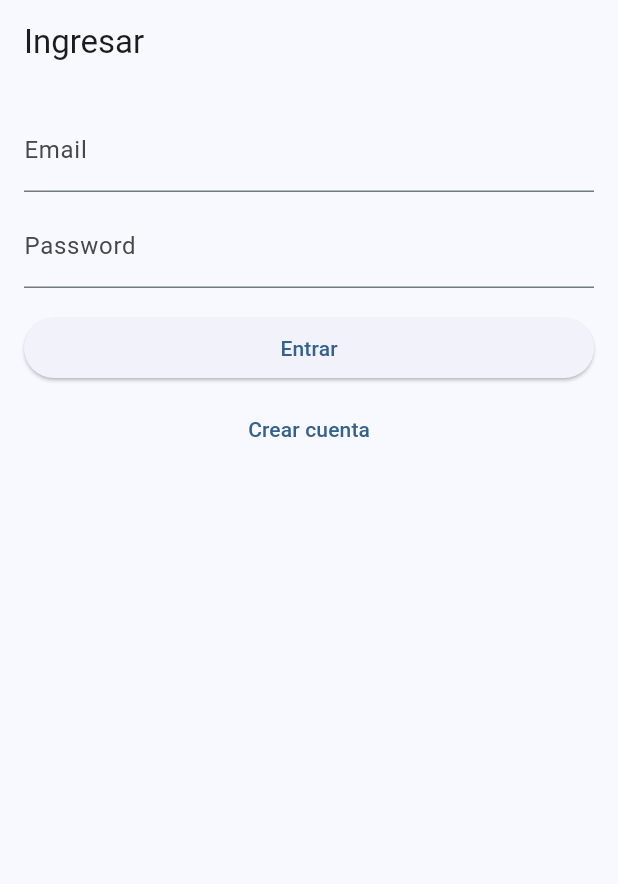
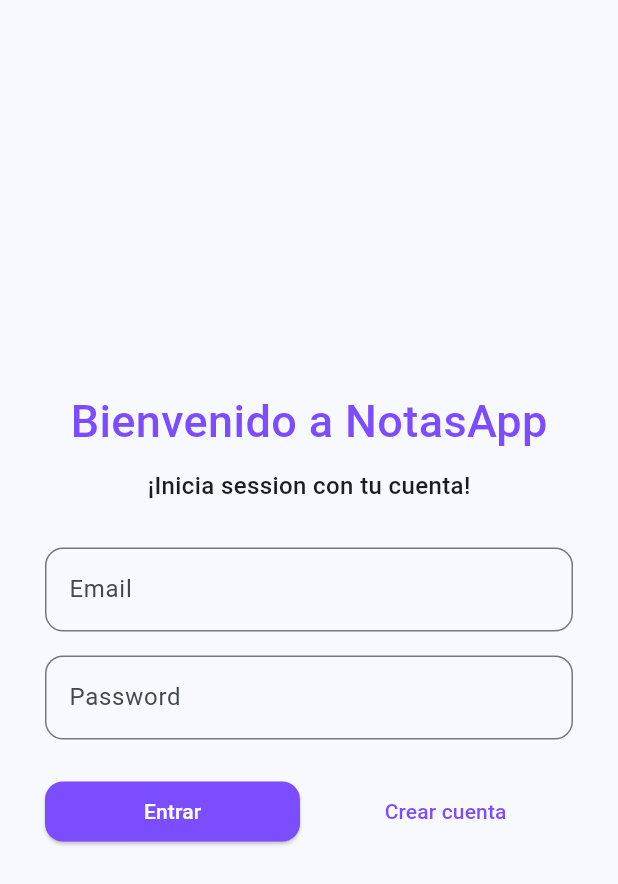
Before and after one commit to mateo1761/NotasApp, a Flutter app: the screen it shows after launch, on a phone screen of 412 x 824 dp. Shown: the top 884 px of the screen. Run offline on Flutter 3.47's test engine with Material 3 defaults, Android fonts, the light colour scheme and no system bars; our stand-ins replace dio, flutter_secure_storage, sqflite, sqflite_common_ffi; accounts and stored records are empty.

Commit message:
Login Page Redesign Finished
The Colors selected for the applicacition are White and DeepPurpleAccent

```diff
--- a/frontend/lib/features/auth/presentation/login_page.dart
+++ b/frontend/lib/features/auth/presentation/login_page.dart
@@ -1,7 +1,6 @@
 import 'package:flutter/material.dart';
 import 'package:provider/provider.dart';
 import '../../auth/viewmodel/auth_view_model.dart';
-import '../../notes/presentation/notes_list_page.dart';
 import 'register_page.dart';
 
 class LoginPage extends StatefulWidget {
@@ -20,36 +19,105 @@ class _LoginPageState extends State<LoginPage> {
     final auth = context.watch<AuthViewModel>();
 
     return Scaffold(
-      appBar: AppBar(title: const Text('Ingresar')),
-      body: Padding(
-        padding: const EdgeInsets.all(16),
+      body: Center(
+        child: SingleChildScrollView(
+          child: Container(
+            constraints: const BoxConstraints(maxWidth: 400),
+            padding: const EdgeInsets.all(24),
             child: Column(
+              mainAxisAlignment: MainAxisAlignment.center,
+              crossAxisAlignment: CrossAxisAlignment.center,
               children: [
-            TextField(controller: _email, decoration: const InputDecoration(labelText: 'Email')),
-            const SizedBox(height: 8),
-            TextField(controller: _pass, decoration: const InputDecoration(labelText: 'Password'), obscureText: true),
+                const Text(
+                  "Bienvenido a NotasApp",
+                  style: TextStyle(
+                    color: Colors.deepPurpleAccent,
+                    fontSize: 30,
+                    fontWeight: FontWeight.w500,
+                  ),
+                ),
+                const SizedBox(height: 10),
+                const Text(
+                  "¡Inicia session con tu cuenta!",
+                  style: TextStyle(fontSize: 16, fontWeight: FontWeight.w500),
+                ),
+                const SizedBox(height: 30),
+                TextField(
+                  controller: _email,
+                  decoration: InputDecoration(
+                    labelText: 'Email',
+                    border: OutlineInputBorder(
+                      borderRadius: BorderRadius.circular(12),
+                    ),
+                  ),
+                ),
                 const SizedBox(height: 16),
-            SizedBox(
-              width: double.infinity,
+                TextField(
+                  controller: _pass,
+                  decoration: InputDecoration(
+                    labelText: 'Password',
+                    border: OutlineInputBorder(
+                      borderRadius: BorderRadius.circular(12),
+                    ),
+                  ),
+                  obscureText: true,
+                ),
+                const SizedBox(height: 24),
+                Row(
+                  children: [
+                    Expanded(
                       child: ElevatedButton(
-                onPressed: auth.busy ? null : () async {
-                  await auth.login(_email.text.trim(), _pass.text);
+                        style: ElevatedButton.styleFrom(
+                          backgroundColor: Colors.deepPurpleAccent,
+                          foregroundColor: Colors.white,
+                          shape: RoundedRectangleBorder(
+                            borderRadius: BorderRadius.circular(12),
+                          ),
+                        ),
+                        onPressed: auth.busy
+                            ? null
+                            : () async {
+                                await auth.login(
+                                  _email.text.trim(),
+                                  _pass.text,
+                                );
                                 if (!mounted) return;
                                 if (auth.isAuthenticated) {
-                    // Navigator.of(context).pushReplacement(MaterialPageRoute(builder: (_) => const NotesListPage()));
                                 } else if (auth.error != null) {
-                    ScaffoldMessenger.of(context).showSnackBar(SnackBar(content: Text(auth.error!)));
+                                  ScaffoldMessenger.of(context).showSnackBar(
+                                    SnackBar(content: Text(auth.error!)),
+                                  );
                                 }
                               },
-                child: auth.busy ? const CircularProgressIndicator() : const Text('Entrar'),
+                        child: auth.busy
+                            ? const CircularProgressIndicator()
+                            : const Text('Entrar'),
                       ),
                     ),
-            const SizedBox(height: 6),
-            TextButton(
-              onPressed: () => Navigator.of(context).push(MaterialPageRoute(builder: (_) => const RegisterPage())),
-              child: const Text('Crear cuenta'),
+                    const SizedBox(width: 12),
+                    Expanded(
+                      child: TextButton(
+                        style: TextButton.styleFrom(
+                          shape: RoundedRectangleBorder(
+                            borderRadius: BorderRadius.circular(12),
+                          ),
+                        ),
+                        onPressed: () => Navigator.of(context).push(
+                          MaterialPageRoute(
+                            builder: (_) => const RegisterPage(),
+                          ),
+                        ),
+                        child: const Text(
+                          'Crear cuenta',
+                          style: TextStyle(color: Colors.deepPurpleAccent),
+                        ),
+                      ),
                     ),
                   ],
+                ),
+              ],
+            ),
+          ),
         ),
       ),
     );
```
Lines whose indentation alone changed are shown as unchanged.
